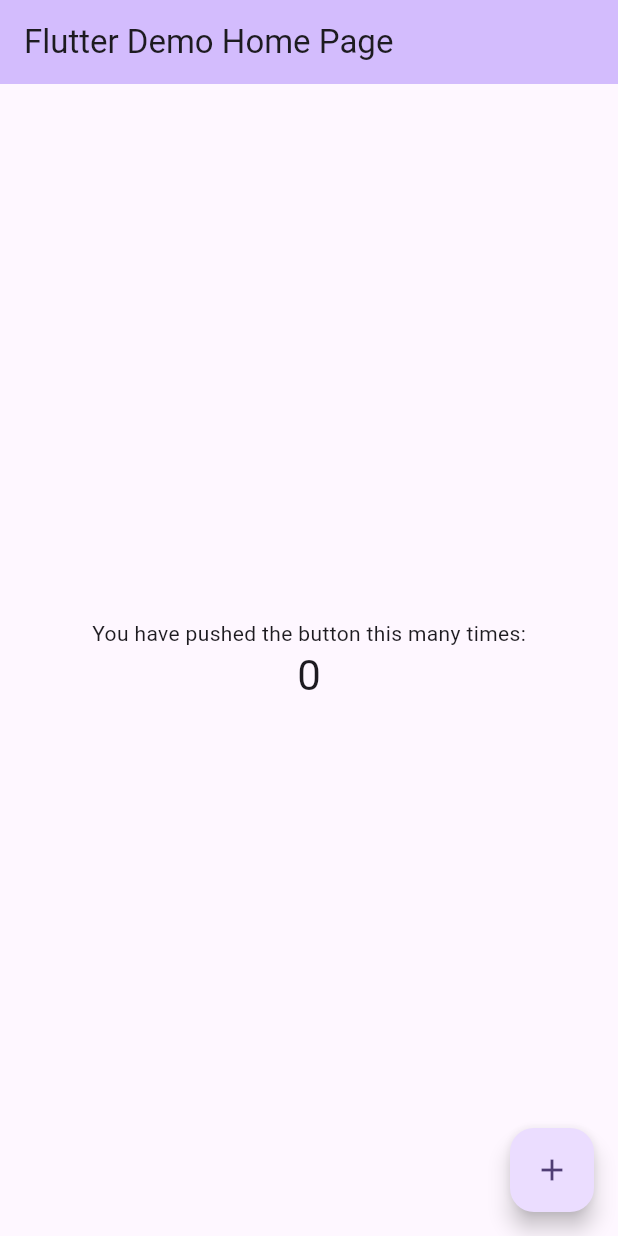
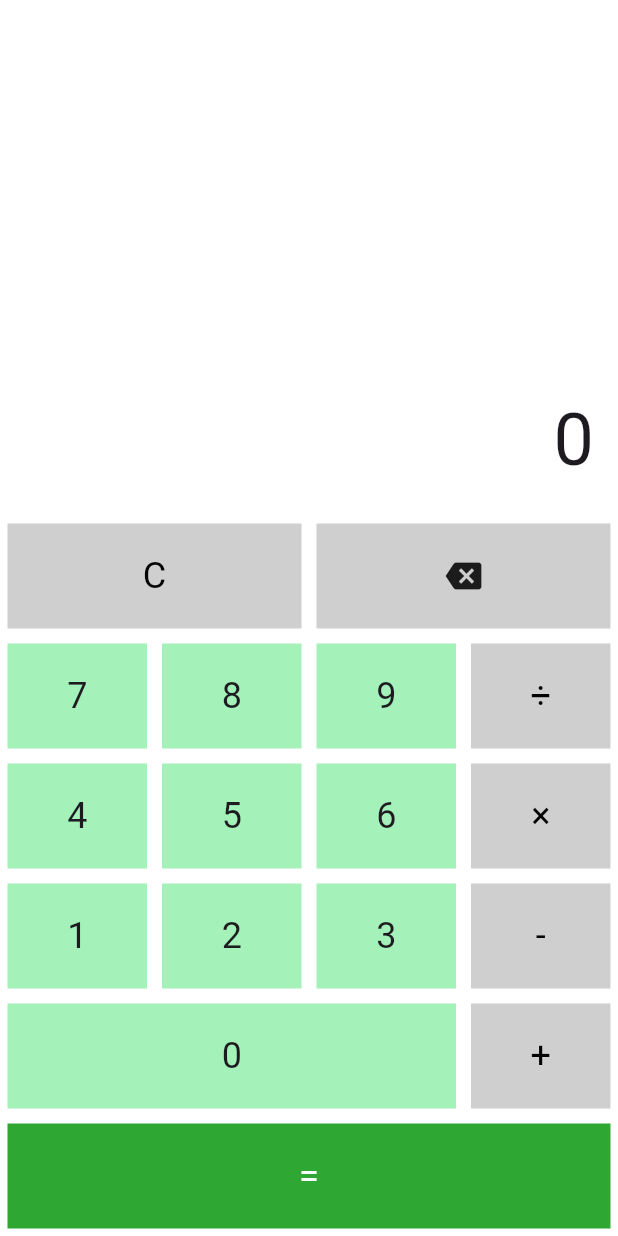
Before and after one commit to ninenylele/midterm_640710501, a Flutter app: the screen it shows after launch, on a phone screen of 412 x 824 dp. Run offline on Flutter 3.47's test engine with Material 2 defaults, Android fonts, the phone set to English and light mode, and no system bars.

Commit message:
second commit

```diff
--- a/lib/main.dart
+++ b/lib/main.dart
@@ -1,125 +1,21 @@
 import 'package:flutter/material.dart';
+import 'package:midterm_640710501/pages/calculate.dart';
 
 void main() {
-  runApp(const MyApp());
+  runApp(CalculatorApp());
 }
 
-class MyApp extends StatelessWidget {
-  const MyApp({super.key});
-
-  // This widget is the root of your application.
+class CalculatorApp extends StatelessWidget {
   @override
   Widget build(BuildContext context) {
     return MaterialApp(
-      title: 'Flutter Demo',
+      title: 'Calculate',
       theme: ThemeData(
-        // This is the theme of your application.
-        //
-        // TRY THIS: Try running your application with "flutter run". You'll see
-        // the application has a blue toolbar. Then, without quitting the app,
-        // try changing the seedColor in the colorScheme below to Colors.green
-        // and then invoke "hot reload" (save your changes or press the "hot
-        // reload" button in a Flutter-supported IDE, or press "r" if you used
-        // the command line to start the app).
-        //
-        // Notice that the counter didn't reset back to zero; the application
-        // state is not lost during the reload. To reset the state, use hot
-        // restart instead.
-        //
-        // This works for code too, not just values: Most code changes can be
-        // tested with just a hot reload.
         colorScheme: ColorScheme.fromSeed(seedColor: Colors.deepPurple),
         useMaterial3: true,
+        scaffoldBackgroundColor: Color.fromARGB(255, 255, 255, 255),
       ),
-      home: const MyHomePage(title: 'Flutter Demo Home Page'),
+      home: CalculatorScreen(),
     );
   }
 }
-
-class MyHomePage extends StatefulWidget {
-  const MyHomePage({super.key, required this.title});
-
-  // This widget is the home page of your application. It is stateful, meaning
-  // that it has a State object (defined below) that contains fields that affect
-  // how it looks.
-
-  // This class is the configuration for the state. It holds the values (in this
-  // case the title) provided by the parent (in this case the App widget) and
-  // used by the build method of the State. Fields in a Widget subclass are
-  // always marked "final".
-
-  final String title;
-
-  @override
-  State<MyHomePage> createState() => _MyHomePageState();
-}
-
-class _MyHomePageState extends State<MyHomePage> {
-  int _counter = 0;
-
-  void _incrementCounter() {
-    setState(() {
-      // This call to setState tells the Flutter framework that something has
-      // changed in this State, which causes it to rerun the build method below
-      // so that the display can reflect the updated values. If we changed
-      // _counter without calling setState(), then the build method would not be
-      // called again, and so nothing would appear to happen.
-      _counter++;
-    });
-  }
-
-  @override
-  Widget build(BuildContext context) {
-    // This method is rerun every time setState is called, for instance as done
-    // by the _incrementCounter method above.
-    //
-    // The Flutter framework has been optimized to make rerunning build methods
-    // fast, so that you can just rebuild anything that needs updating rather
-    // than having to individually change instances of widgets.
-    return Scaffold(
-      appBar: AppBar(
-        // TRY THIS: Try changing the color here to a specific color (to
-        // Colors.amber, perhaps?) and trigger a hot reload to see the AppBar
-        // change color while the other colors stay the same.
-        backgroundColor: Theme.of(context).colorScheme.inversePrimary,
-        // Here we take the value from the MyHomePage object that was created by
-        // the App.build method, and use it to set our appbar title.
-        title: Text(widget.title),
-      ),
-      body: Center(
-        // Center is a layout widget. It takes a single child and positions it
-        // in the middle of the parent.
-        child: Column(
-          // Column is also a layout widget. It takes a list of children and
-          // arranges them vertically. By default, it sizes itself to fit its
-          // children horizontally, and tries to be as tall as its parent.
-          //
-          // Column has various properties to control how it sizes itself and
-          // how it positions its children. Here we use mainAxisAlignment to
-          // center the children vertically; the main axis here is the vertical
-          // axis because Columns are vertical (the cross axis would be
-          // horizontal).
-          //
-          // TRY THIS: Invoke "debug painting" (choose the "Toggle Debug Paint"
-          // action in the IDE, or press "p" in the console), to see the
-          // wireframe for each widget.
-          mainAxisAlignment: MainAxisAlignment.center,
-          children: <Widget>[
-            const Text(
-              'You have pushed the button this many times:',
-            ),
-            Text(
-              '$_counter',
-              style: Theme.of(context).textTheme.headlineMedium,
-            ),
-          ],
-        ),
-      ),
-      floatingActionButton: FloatingActionButton(
-        onPressed: _incrementCounter,
-        tooltip: 'Increment',
-        child: const Icon(Icons.add),
-      ), // This trailing comma makes auto-formatting nicer for build methods.
-    );
-  }
-}
--- /dev/null
+++ b/lib/pages/calculate.dart
@@ -0,0 +1,190 @@
+import 'package:flutter/material.dart';
+
+class CalculatorScreen extends StatefulWidget {
+  @override
+  _CalculatorScreenState createState() => _CalculatorScreenState();
+}
+
+class _CalculatorScreenState extends State<CalculatorScreen> {
+  String displayText = "0";
+
+  void onButtonPressed(String value) {
+    setState(() {
+      if (displayText == "0") {
+        displayText = value;
+      } else {
+        displayText += value;
+      }
+    });
+  }
+
+  bool _endsWithOperator() {
+    return RegExp(r'[+\-×÷]$').hasMatch(displayText);
+  }
+
+  void onOperatorPressed(String operator) {
+    setState(() {
+      if (displayText != "0") {
+        if (_endsWithOperator()) {
+          displayText =
+              displayText.substring(0, displayText.length - 1) + operator;
+        } else {
+          displayText += operator;
+        }
+      }
+    });
+  }
+
+  void onEqualPressed() {
+    setState(() {
+      displayText = "0";
+    });
+  }
+
+  void onClearPressed() {
+    setState(() {
+      displayText = "0";
+    });
+  }
+
+  void onBackspacePressed() {
+    setState(() {
+      if (displayText.length > 1) {
+        displayText = displayText.substring(0, displayText.length - 1);
+      } else {
+        displayText = "0";
+      }
+    });
+  }
+
+  Widget buildButton(String value) {
+    return Expanded(
+      child: InkWell(
+        onTap: () => onButtonPressed(value),
+        child: Padding(
+          padding: const EdgeInsets.all(5.0),
+          child: Container(
+            width: 70.0, // ตั้งความกว้าง
+            height: 70.0, // ตั้งความสูง
+            color: Color.fromARGB(255, 164, 241, 186),
+            alignment: Alignment.center,
+            padding: EdgeInsets.all(16.0),
+            child: Text(
+              value,
+              style: TextStyle(fontSize: 24.0),
+            ),
+          ),
+        ),
+      ),
+    );
+  }
+
+  Widget buildCalculatorOperatorButton(dynamic value, {VoidCallback? onTap}) {
+    return Expanded(
+      child: InkWell(
+        onTap: onTap,
+        child: Padding(
+          padding: const EdgeInsets.all(5.0),
+          child: Container(
+            width: 70.0,
+            height: 70.0,
+            color: value == "="
+                ? const Color.fromARGB(255, 47, 167, 51)
+                : Color.fromARGB(255, 207, 207, 207),
+            alignment: Alignment.center,
+            padding: EdgeInsets.all(16.0),
+            child: Row(
+              mainAxisAlignment: MainAxisAlignment.center,
+              children: [
+                if (value is Icon)
+                  value
+                else
+                  Text(
+                    value,
+                    style: TextStyle(
+                        fontSize: 24.0,
+                        color: value == "="
+                            ? const Color.fromARGB(255, 255, 255, 255)
+                            : const Color.fromARGB(255, 3, 3, 3)),
+                  ),
+              ],
+            ),
+          ),
+        ),
+      ),
+    );
+  }
+
+  @override
+  Widget build(BuildContext context) {
+    return Scaffold(
+      body: Column(
+        children: [
+          Expanded(
+            child: Container(
+              color: const Color.fromARGB(255, 255, 255, 255),
+              alignment: Alignment.bottomRight,
+              padding: EdgeInsets.all(16.0),
+              child: Text(
+                displayText,
+                style: TextStyle(fontSize: 48.0),
+              ),
+            ),
+          ),
+          Row(
+            children: [
+              buildCalculatorOperatorButton("C", onTap: onClearPressed),
+              buildCalculatorOperatorButton(Icon(Icons.backspace),
+                  onTap: onBackspacePressed),
+            ],
+          ),
+          Row(
+            children: [
+              buildButton("7"),
+              buildButton("8"),
+              buildButton("9"),
+              buildCalculatorOperatorButton("÷",
+                  onTap: () => onOperatorPressed("÷")),
+            ],
+          ),
+          Row(
+            children: [
+              buildButton("4"),
+              buildButton("5"),
+              buildButton("6"),
+              buildCalculatorOperatorButton("×",
+                  onTap: () => onOperatorPressed("×")),
+            ],
+          ),
+          Row(
+            children: [
+              buildButton("1"),
+              buildButton("2"),
+              buildButton("3"),
+              buildCalculatorOperatorButton("-",
+                  onTap: () => onOperatorPressed("-")),
+            ],
+          ),
+          Row(
+            children: [
+              Expanded(
+                flex: 3,
+                child: Padding(
+                  padding: const EdgeInsets.all(0.0),
+                  child: buildButton("0"),
+                ),
+              ),
+              buildCalculatorOperatorButton("+",
+                  onTap: () => onOperatorPressed("+")),
+            ],
+          ),
+          Row(
+            children: [
+              buildCalculatorOperatorButton("=", onTap: () => onEqualPressed()),
+            ],
+          ),
+        ],
+      ),
+    );
+  }
+}
```
Also changed, not shown: pubspec.yaml (+4 -6 lines), pubspec.lock, 1 other file.
